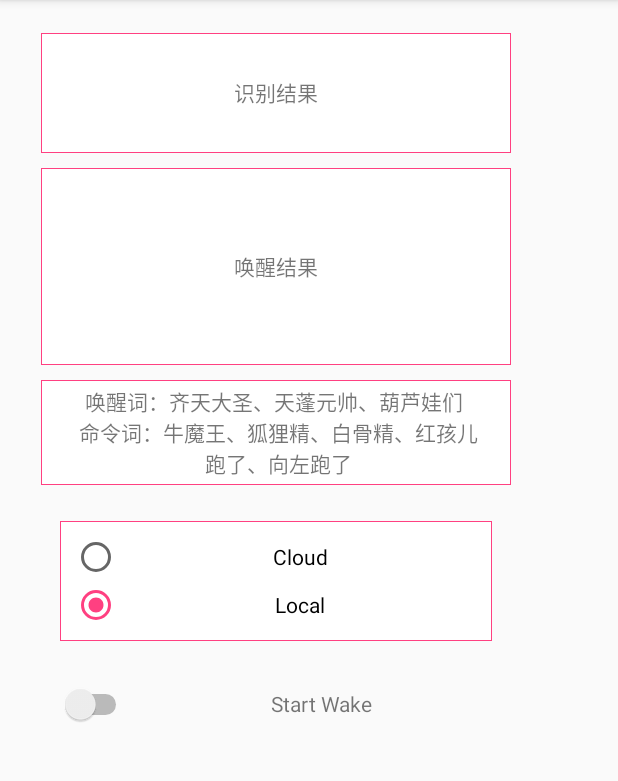
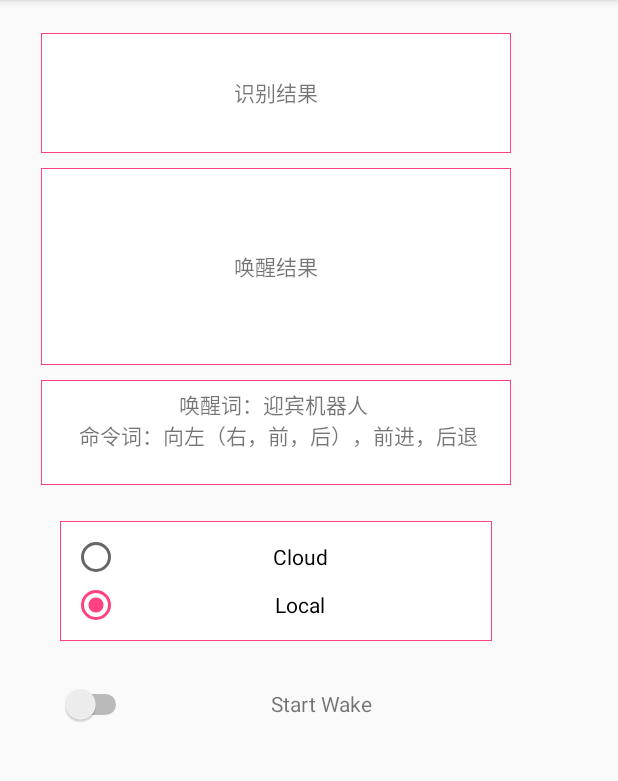
Before and after one commit to darui18/XunFei, an Android app: the WakeActivity screen opened directly, with no data from a screen before it, on a phone screen of 412 x 824 dp, the part 84-865 px from its top. Run offline under Robolectric (Android 15) with nearby library versions, the phone set to English and light mode, and no system bars; 7 statements that could not run were skipped.

Commit message:
命令词 修改成 迎宾机器人

```diff
--- a/app/src/main/res/layout/activity_wake.xml
+++ b/app/src/main/res/layout/activity_wake.xml
@@ -115,7 +115,7 @@
             android:background="@drawable/liner"
             android:gravity="center"
             android:scrollbars="vertical"
-            android:text="唤醒词：齐天大圣、天蓬元帅、葫芦娃们 \n 命令词：牛魔王、狐狸精、白骨精、红孩儿\n 跑了、向左跑了" />
+            android:text="唤醒词：迎宾机器人 \n 命令词：向左（右，前，后），前进，后退\n" />
 
     </RelativeLayout>
 </android.support.constraint.ConstraintLayout>
```
Also changed, not shown: 2 other files.
